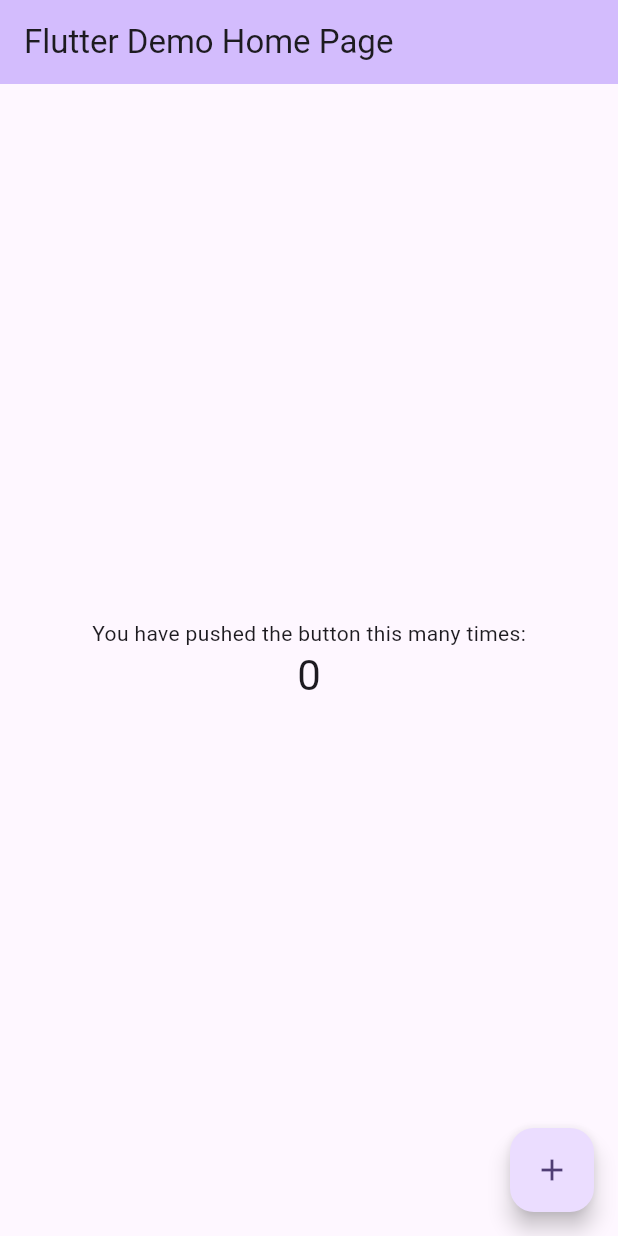
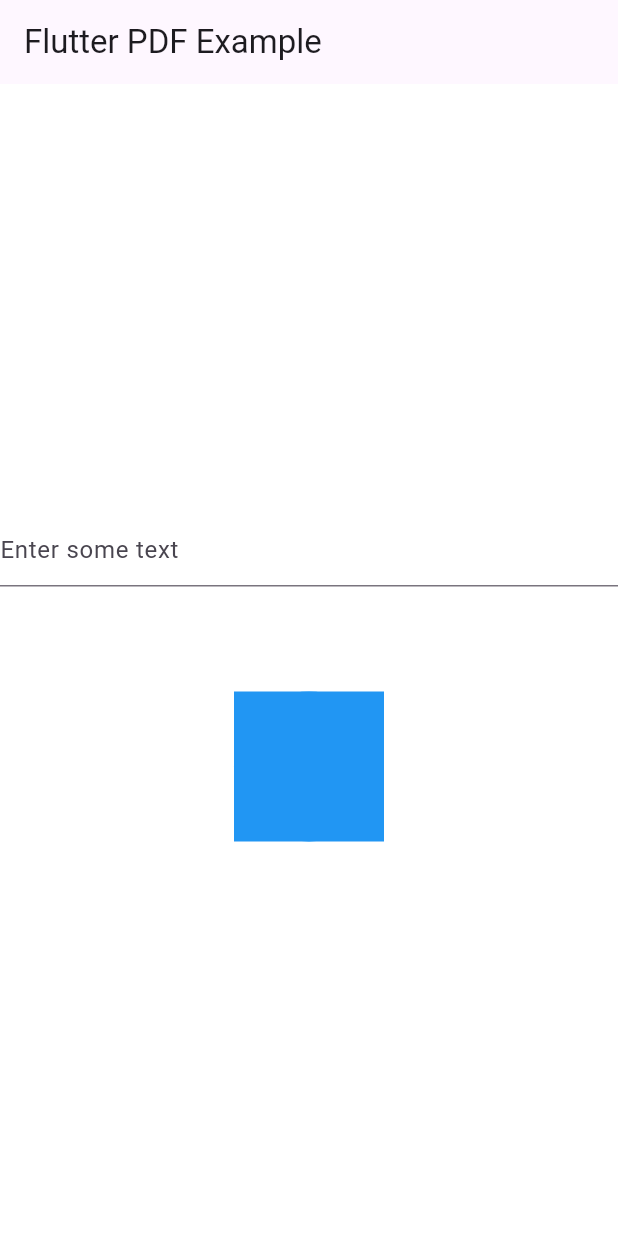
Before and after one commit to check5004/flutter_pdf_generator, a Flutter app: the screen it shows after launch, on a phone screen of 412 x 824 dp. Run offline on Flutter 3.47's test engine with Material 3 defaults, Android fonts, the light colour scheme and no system bars; our stand-ins replace pdf, printing.

Commit message:
テストウィジェット作成

```diff
--- a/lib/main.dart
+++ b/lib/main.dart
@@ -1,125 +1,149 @@
+import 'dart:io';
 import 'package:flutter/material.dart';
+import 'package:flutter/rendering.dart';
+import 'package:path_provider/path_provider.dart';
+import 'package:pdf/pdf.dart';
+import 'package:pdf/widgets.dart' as pw;
+import 'dart:ui' as ui;
+import 'dart:typed_data';
+
+import 'package:printing/printing.dart';
 
 void main() {
-  runApp(const MyApp());
+  runApp(MyApp());
 }
 
 class MyApp extends StatelessWidget {
-  const MyApp({super.key});
-
-  // This widget is the root of your application.
   @override
   Widget build(BuildContext context) {
     return MaterialApp(
-      title: 'Flutter Demo',
+      title: 'Flutter PDF Example',
       theme: ThemeData(
-        // This is the theme of your application.
-        //
-        // TRY THIS: Try running your application with "flutter run". You'll see
-        // the application has a purple toolbar. Then, without quitting the app,
-        // try changing the seedColor in the colorScheme below to Colors.green
-        // and then invoke "hot reload" (save your changes or press the "hot
-        // reload" button in a Flutter-supported IDE, or press "r" if you used
-        // the command line to start the app).
-        //
-        // Notice that the counter didn't reset back to zero; the application
-        // state is not lost during the reload. To reset the state, use hot
-        // restart instead.
-        //
-        // This works for code too, not just values: Most code changes can be
-        // tested with just a hot reload.
-        colorScheme: ColorScheme.fromSeed(seedColor: Colors.deepPurple),
-        useMaterial3: true,
+        primarySwatch: Colors.blue,
       ),
-      home: const MyHomePage(title: 'Flutter Demo Home Page'),
+      home: MyHomePage(),
     );
   }
 }
 
 class MyHomePage extends StatefulWidget {
-  const MyHomePage({super.key, required this.title});
-
-  // This widget is the home page of your application. It is stateful, meaning
-  // that it has a State object (defined below) that contains fields that affect
-  // how it looks.
-
-  // This class is the configuration for the state. It holds the values (in this
-  // case the title) provided by the parent (in this case the App widget) and
-  // used by the build method of the State. Fields in a Widget subclass are
-  // always marked "final".
-
-  final String title;
-
   @override
-  State<MyHomePage> createState() => _MyHomePageState();
+  _MyHomePageState createState() => _MyHomePageState();
 }
 
 class _MyHomePageState extends State<MyHomePage> {
-  int _counter = 0;
+  final GlobalKey<FormState> _formKey = GlobalKey<FormState>();
+  final TextEditingController _textEditingController = TextEditingController();
+  final GlobalKey _printKey = GlobalKey();
 
-  void _incrementCounter() {
-    setState(() {
-      // This call to setState tells the Flutter framework that something has
-      // changed in this State, which causes it to rerun the build method below
-      // so that the display can reflect the updated values. If we changed
-      // _counter without calling setState(), then the build method would not be
-      // called again, and so nothing would appear to happen.
-      _counter++;
-    });
+  Future<void> _printDocument() async {
+    print('step0 - printDocument');
+    final pdf = pw.Document();
+
+    final image = await _capturePng();
+
+    print('step5 - addPage');
+    pdf.addPage(pw.Page(
+        pageFormat: PdfPageFormat.a4,
+        build: (pw.Context context) {
+          return pw.Center(
+            child: pw.Image(pw.MemoryImage(image)),
+          );
+        }));
+
+    print('step6 - save');
+    final output = await getTemporaryDirectory();
+    print('step7 - save');
+    final file = File("${output.path}/example.pdf");
+    print('step8 - save');
+    await file.writeAsBytes(await pdf.save());
+
+    // PDFをプレビューするには、以下の行のコメントを外します。
+    print('step9 - save');
+    await Printing.layoutPdf(onLayout: (PdfPageFormat format) async => pdf.save());
+  }
+
+  Future<Uint8List> _capturePng() async {
+    try {
+      print('step1 - capturePng');
+      RenderRepaintBoundary boundary =
+          _printKey.currentContext?.findRenderObject() as RenderRepaintBoundary;
+      if (boundary == null) {
+        throw Exception('RenderRepaintBoundary is null');
+      }
+      print('step2 - toImage');
+      final image = await boundary.toImage(pixelRatio: 2.0);
+      print('step3 - toByteData');
+      final byteData = await image.toByteData(format: ui.ImageByteFormat.png);
+      print('step4 - asUint8List');
+      return byteData!.buffer.asUint8List();
+    } catch (e) {
+      print(e);
+      return Uint8List(0); // 空のUint8Listを返す
+    }
   }
 
   @override
   Widget build(BuildContext context) {
-    // This method is rerun every time setState is called, for instance as done
-    // by the _incrementCounter method above.
-    //
-    // The Flutter framework has been optimized to make rerunning build methods
-    // fast, so that you can just rebuild anything that needs updating rather
-    // than having to individually change instances of widgets.
     return Scaffold(
       appBar: AppBar(
-        // TRY THIS: Try changing the color here to a specific color (to
-        // Colors.amber, perhaps?) and trigger a hot reload to see the AppBar
-        // change color while the other colors stay the same.
-        backgroundColor: Theme.of(context).colorScheme.inversePrimary,
-        // Here we take the value from the MyHomePage object that was created by
-        // the App.build method, and use it to set our appbar title.
-        title: Text(widget.title),
+        title: Text('Flutter PDF Example'),
       ),
-      body: Center(
-        // Center is a layout widget. It takes a single child and positions it
-        // in the middle of the parent.
+      body: SingleChildScrollView(
         child: Column(
-          // Column is also a layout widget. It takes a list of children and
-          // arranges them vertically. By default, it sizes itself to fit its
-          // children horizontally, and tries to be as tall as its parent.
-          //
-          // Column has various properties to control how it sizes itself and
-          // how it positions its children. Here we use mainAxisAlignment to
-          // center the children vertically; the main axis here is the vertical
-          // axis because Columns are vertical (the cross axis would be
-          // horizontal).
-          //
-          // TRY THIS: Invoke "debug painting" (choose the "Toggle Debug Paint"
-          // action in the IDE, or press "p" in the console), to see the
-          // wireframe for each widget.
-          mainAxisAlignment: MainAxisAlignment.center,
           children: <Widget>[
-            const Text(
-              'You have pushed the button this many times:',
+            RepaintBoundary(
+              key: _printKey,
+              child: Container(
+                color: Colors.white,
+                height: 842, // A4 height
+                width: 595, // A4 width
+                child: Column(
+                  mainAxisAlignment: MainAxisAlignment.center,
+                  crossAxisAlignment: CrossAxisAlignment.center,
+                  children: <Widget>[
+                    TextFormField(
+                      controller: _textEditingController,
+                      decoration: InputDecoration(hintText: 'Enter some text'),
+                    ),
+                    SizedBox(height: 20),
+                    CustomPaint(
+                      size: Size(200, 200),
+                      painter: MyCustomPainter(),
+                    ),
+                  ],
+                ),
+              ),
             ),
-            Text(
-              '$_counter',
-              style: Theme.of(context).textTheme.headlineMedium,
+            ElevatedButton(
+              onPressed: _printDocument,
+              child: Text('Print Document'),
             ),
           ],
         ),
       ),
-      floatingActionButton: FloatingActionButton(
-        onPressed: _incrementCounter,
-        tooltip: 'Increment',
-        child: const Icon(Icons.add),
-      ), // This trailing comma makes auto-formatting nicer for build methods.
     );
   }
 }
+
+class MyCustomPainter extends CustomPainter {
+  @override
+  void paint(Canvas canvas, Size size) {
+    final paint = Paint()
+      ..color = Colors.blue
+      ..strokeWidth = 5;
+
+    // Draw a circle
+    canvas.drawCircle(Offset(size.width / 2, size.height / 2), 50, paint);
+
+    // Draw a rectangle
+    canvas.drawRect(Rect.fromLTWH(50, 50, 100, 100), paint);
+
+    // ... 他にも必要な図形を描画する
+  }
+
+  @override
+  bool shouldRepaint(CustomPainter oldDelegate) {
+    return false;
+  }
+}
```
